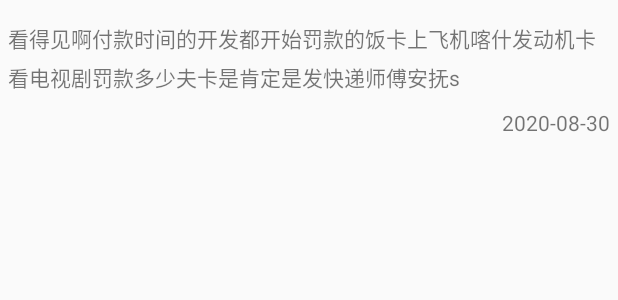
After one commit to 815034762/AndroidFrame, an Android app: the layout item_joke.xml on its own in the app's theme, with its tools: preview values and no code run, on a phone screen of 412 x 824 dp. The commit adds this screen. Shown: the top 300 px of the screen. Run offline under Robolectric (Android 15) with nearby library versions, the phone set to English and light mode, and no system bars; network calls fail.

Commit message:
增加笑话模块

```diff
--- a/app/build.gradle
+++ b/app/build.gradle
@@ -45,7 +45,8 @@ dependencies {
     implementation 'io.reactivex.rxjava2:rxjava:2.1.12'
     //GSON解析
     implementation 'com.squareup.retrofit2:converter-gson:2.5.0'
-
+    def paging_version = "1.0.1"
+    implementation "android.arch.paging:runtime:$paging_version"
     // 导航库
 //    implementation "android.arch.navigation:navigation-fragment-ktx:1.0.0-alpha04"
 //    implementation "android.arch.navigation:navigation-ui-ktx:1.0.0-alpha04"
--- a/app/src/main/java/com/example/myapplication/demo/DemoActivity.java
+++ b/app/src/main/java/com/example/myapplication/demo/DemoActivity.java
@@ -44,9 +44,7 @@ public class DemoActivity extends AppCompatActivity {
 //                            .load("https://www.bing.com" + imageBeanBaseData.getData().getImages().get(0).getUrl())
 //                            .into(activityDemoBinding.ivImg);
 //                    activityDemoBinding.tvContent.setText(imageBeanBaseData.getData().getImages().get(0).getCopyright());
-
                     //2.利用DataBinding直接赋值
-
                     activityDemoBinding.setImage(imageBeanBaseData.getData().getImages().get(0));
                 } else {
                     Toast.makeText(DemoActivity.this, imageBeanBaseData.getMessage(), Toast.LENGTH_SHORT).show();
--- a/app/src/main/java/com/example/myapplication/viewmodel/fragment/OneFragment.java
+++ b/app/src/main/java/com/example/myapplication/viewmodel/fragment/OneFragment.java
@@ -37,7 +37,7 @@ public class OneFragment extends Fragment {
             }
         });
 
-        mainViewModel.getUsers().observe(this, new Observer<User>() {
+        mainViewModel.getUsers().observe(getViewLifecycleOwner(), new Observer<User>() {
             @Override
             public void onChanged(User user) {
                 textView.setText(String.format(getString(R.string.formatStr),user.getName(),user.getCity(),user.getAge()));
--- a/app/src/main/java/com/example/myapplication/viewmodel/fragment/TwoFragment.java
+++ b/app/src/main/java/com/example/myapplication/viewmodel/fragment/TwoFragment.java
@@ -37,7 +37,7 @@ public class TwoFragment extends Fragment {
             }
         });
 
-        mainViewModel.getUsers().observe(this, new Observer<User>() {
+        mainViewModel.getUsers().observe(getViewLifecycleOwner(), new Observer<User>() {
             @Override
             public void onChanged(User user) {
                 textView.setText(String.format(getString(R.string.formatStr),user.getName(),user.getCity(),user.getAge()));
--- /dev/null
+++ b/app/src/main/res/layout/item_joke.xml
@@ -0,0 +1,31 @@
+<?xml version="1.0" encoding="utf-8"?>
+<androidx.constraintlayout.widget.ConstraintLayout xmlns:android="http://schemas.android.com/apk/res/android"
+    xmlns:app="http://schemas.android.com/apk/res-auto"
+    xmlns:tools="http://schemas.android.com/tools"
+    android:layout_width="match_parent"
+    android:layout_height="wrap_content"
+    android:paddingTop="15dp"
+    android:paddingLeft="5dp"
+    android:paddingRight="5dp">
+
+    <TextView
+        android:id="@+id/tv_content"
+        android:layout_width="0dp"
+        android:layout_height="wrap_content"
+        android:lineSpacingExtra="5dp"
+        android:text="看得见啊付款时间的开发都开始罚款的饭卡上飞机喀什发动机卡看电视剧罚款多少夫卡是肯定是发快递师傅安抚s"
+        app:layout_constraintLeft_toLeftOf="parent"
+        app:layout_constraintRight_toRightOf="parent"
+        tools:ignore="MissingConstraints" />
+
+    <TextView
+        android:id="@+id/tv_time"
+        android:layout_width="wrap_content"
+        android:layout_height="wrap_content"
+        android:layout_marginTop="10dp"
+        android:text="2020-08-30"
+        app:layout_constraintRight_toRightOf="parent"
+        app:layout_constraintTop_toBottomOf="@id/tv_content"
+        tools:ignore="MissingConstraints" />
+
+</androidx.constraintlayout.widget.ConstraintLayout>
--- a/app/src/main/res/values/strings.xml
+++ b/app/src/main/res/values/strings.xml
@@ -2,7 +2,7 @@
     <string name="app_name">我的应用</string>
     <string name="formatStr">我是来自%1$s点击事件，现在身处%2$s今年%3$d啦</string>
     <string name="title_activity_navigation">MainActivity</string>
-    <string name="title_home">首页</string>
-    <string name="title_dashboard">面板</string>
-    <string name="title_notifications">通知</string>
+    <string name="title_home">每天一笑</string>
+    <string name="title_dashboard">电影</string>
+    <string name="title_notifications">新闻头条</string>
 </resources>
--- /dev/null
+++ b/app/src/main/res/xml/network_security_config.xml
@@ -0,0 +1,4 @@
+<?xml version="1.0" encoding="utf-8"?>
+<network-security-config>
+    <base-config cleartextTrafficPermitted="true" />
+</network-security-config>
```
Also changed, not shown: app/src/main/AndroidManifest.xml (+6 -2 lines), app/src/main/java/com/example/myapplication/adapter/NavigationAdapter.java (added, +82 -0 lines), app/src/main/java/com/example/myapplication/demo/NetUtil.java (+19 -3 lines), app/src/main/java/com/example/myapplication/repository/NavigationRepository.java (added, +73 -0 lines), app/src/main/java/com/example/myapplication/ui/home/HomeFragment.java (+27 -4 lines), app/src/main/java/com/example/myapplication/ui/home/HomeViewModel.java (+17 -3 lines), app/src/main/java/com/example/myapplication/ui/home/datasource/JokeDataSource.java (added, +32 -0 lines), app/src/main/java/com/example/myapplication/utils/DateUtils.java (added, +20 -0 lines), app/src/main/java/com/example/myapplication/viewmodel/model/JokeModel.java (added, +108 -0 lines), app/src/main/java/com/example/myapplication/viewmodel/vm/NavigationViewModel.java (added, +12 -0 lines), app/src/main/res/layout/activity_navigation.xml (+3 -4 lines), app/src/main/res/layout/fragment_home.xml (+10 -11 lines).
